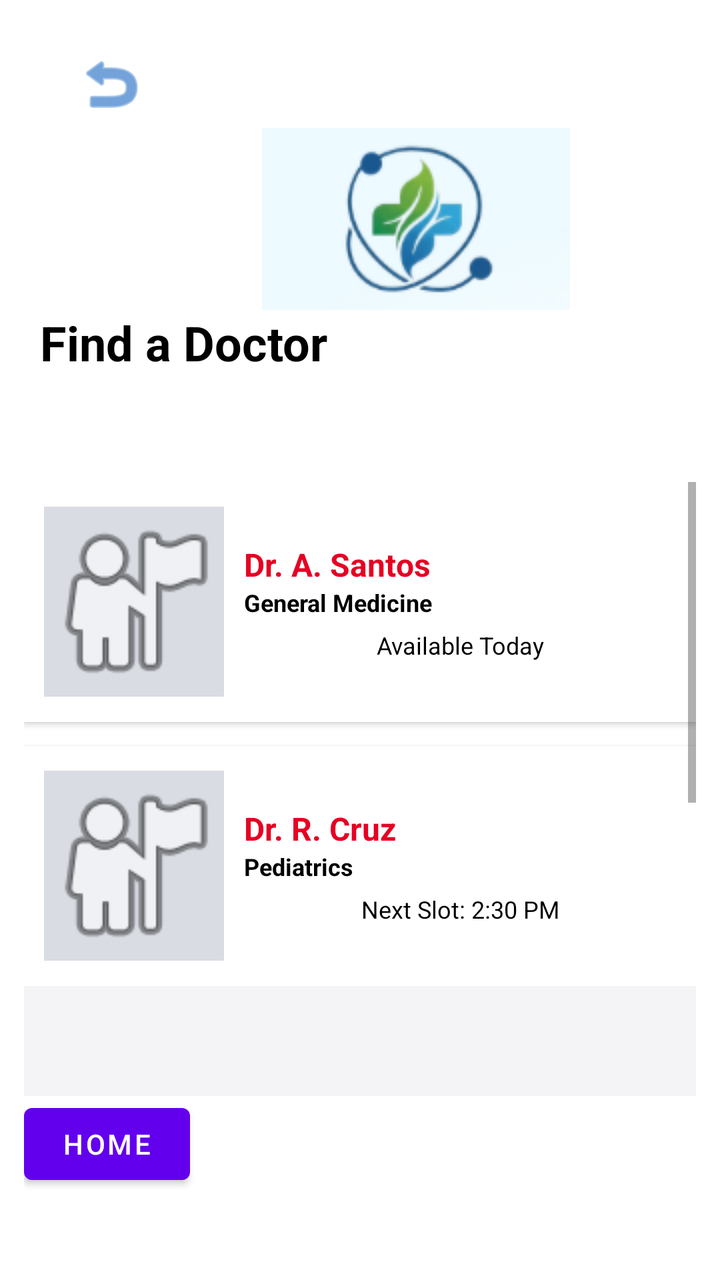
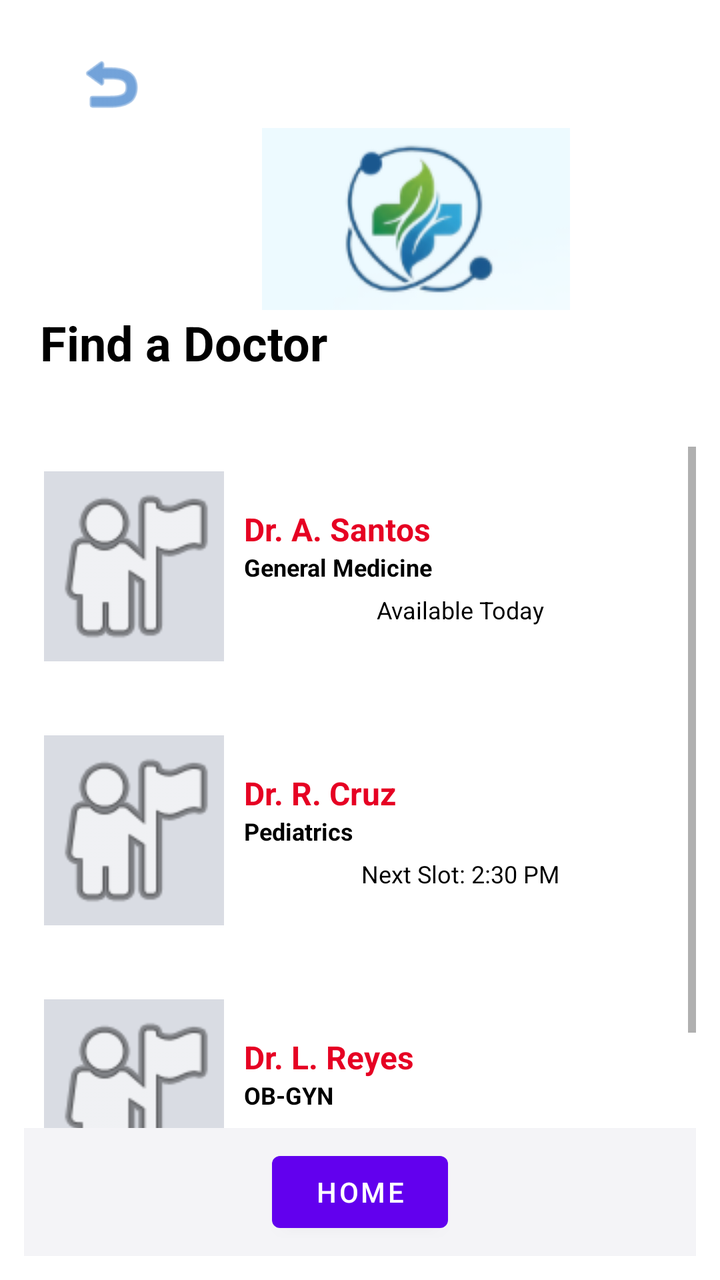

Two renders of the same Android screen: before a commit and after it. Below are the layout's source before the change and the commit's diff.
<!-- AndroidManifest.xml: application theme Theme.QueueLessHealth -->
<!-- res/layout/activity_main_4.xml -->
<?xml version="1.0" encoding="utf-8"?>
<LinearLayout xmlns:android="http://schemas.android.com/apk/res/android"
    xmlns:app="http://schemas.android.com/apk/res-auto"
    xmlns:tools="http://schemas.android.com/tools"
    android:layout_width="match_parent"
    android:layout_height="match_parent"
    android:background="#FFFFFF"
    android:orientation="vertical"
    android:padding="12dp">

    

    

    

    <LinearLayout
        android:layout_width="match_parent"
        android:layout_height="201dp"
        android:orientation="vertical"
        android:padding="8dp">

        <ImageView
            android:id="@+id/btnBack2"
            android:layout_width="71dp"
            android:layout_height="44dp"
            android:contentDescription="Back"
            android:padding="4dp"
            android:src="@android:drawable/ic_menu_revert"
            app:tint="#1565C0" />

        <ImageView
            android:id="@+id/imageView3"
            android:layout_width="376dp"
            android:layout_height="wrap_content"
            app:srcCompat="@drawable/screenshot_2026_10_12_133011" />

        <TextView
            android:layout_width="wrap_content"
            android:layout_height="wrap_content"
            android:text="Find a Doctor"
            android:textColor="#000000"
            android:textSize="24sp"
            android:textStyle="bold" />

    </LinearLayout>

    <HorizontalScrollView
        android:layout_width="match_parent"
        android:layout_height="wrap_content"
        android:layout_marginTop="12dp"
        android:layout_marginBottom="16dp"
        android:scrollbars="none">


    </HorizontalScrollView>

    

    

    <ScrollView
        android:layout_width="match_parent"
        android:layout_height="576dp"
        android:layout_weight="1"
        android:fillViewport="false">

        <LinearLayout
            android:layout_width="match_parent"
            android:layout_height="wrap_content"
            android:orientation="vertical">

            
            <LinearLayout
                android:layout_width="match_parent"
                android:layout_height="120dp"
                android:layout_marginBottom="12dp"
                android:background="#FFFFFF"
                android:elevation="2dp"
                android:gravity="center_vertical"
                android:orientation="horizontal"
                android:padding="10dp">

                <ImageView
                    android:layout_width="90dp"
                    android:layout_height="95dp"
                    android:background="#D9DCE3"
                    android:contentDescription="Doctor A Santos"
                    android:scaleType="centerCrop"
                    android:src="@android:drawable/ic_menu_myplaces" />

                <LinearLayout
                    android:layout_width="0dp"
                    android:layout_height="match_parent"
                    android:layout_weight="1"
                    android:gravity="center_vertical"
                    android:orientation="vertical"
                    android:paddingStart="10dp">

                    <TextView
                        android:layout_width="match_parent"
                        android:layout_height="wrap_content"
                        android:text="Dr. A. Santos"
                        android:textColor="#E60023"
                        android:textSize="16sp"
                        android:textStyle="bold" />

                    <TextView
                        android:layout_width="match_parent"
                        android:layout_height="wrap_content"
                        android:text="General Medicine"
                        android:textColor="#000000"
                        android:textSize="12sp"
                        android:textStyle="bold" />

                    <TextView
                        android:layout_width="match_parent"
                        android:layout_height="wrap_content"
                        android:layout_marginTop="5dp"
                        android:gravity="center"
                        android:text="Available Today"
                        android:textColor="#000000"
                        android:textSize="12sp" />


                </LinearLayout>
            </LinearLayout>

            
            <LinearLayout
                android:layout_width="match_parent"
                android:layout_height="120dp"
                android:layout_marginBottom="12dp"
                android:background="#FFFFFF"
                android:elevation="2dp"
                android:gravity="center_vertical"
                android:orientation="horizontal"
                android:padding="10dp">

                <ImageView
                    android:layout_width="90dp"
                    android:layout_height="95dp"
                    android:background="#D9DCE3"
                    android:contentDescription="Doctor R Cruz"
                    android:scaleType="centerCrop"
                    android:src="@android:drawable/ic_menu_myplaces" />

                <LinearLayout
                    android:layout_width="0dp"
                    android:layout_height="match_parent"
                    android:layout_weight="1"
                    android:gravity="center_vertical"
                    android:orientation="vertical"
                    android:paddingStart="10dp"
                    tools:ignore="ExtraText">

                    <TextView
                        android:layout_width="match_parent"
                        android:layout_height="wrap_content"
                        android:text="Dr. R. Cruz"
                        android:textColor="#E60023"
                        android:textSize="16sp"
                        android:textStyle="bold" />

                    <TextView
                        android:layout_width="match_parent"
                        android:layout_height="wrap_content"
                        android:text="Pediatrics"
                        android:textColor="#000000"
                        android:textSize="12sp"
                        android:textStyle="bold" />

                    <TextView
                        android:layout_width="match_parent"
                        android:layout_height="wrap_content"
                        android:layout_marginTop="5dp"
                        android:gravity="center"
                        android:text="Next Slot: 2:30 PM"
                        android:textColor="#000000"
                        android:textSize="12sp" /><![CDATA[

                    ]]>

                </LinearLayout>
            </LinearLayout>

            
            <LinearLayout
                android:layout_width="match_parent"
                android:layout_height="120dp"
                android:layout_marginBottom="12dp"
                android:background="#FFFFFF"
                android:elevation="2dp"
                android:gravity="center_vertical"
                android:orientation="horizontal"
                android:padding="10dp">

                <ImageView
                    android:layout_width="90dp"
                    android:layout_height="95dp"
                    android:background="#D9DCE3"
                    android:contentDescription="Doctor L Reyes"
                    android:scaleType="centerCrop"
                    android:src="@android:drawable/ic_menu_myplaces" />

                <LinearLayout
                    android:layout_width="0dp"
                    android:layout_height="match_parent"
                    android:layout_weight="1"
                    android:gravity="center_vertical"
                    android:orientation="vertical"
                    android:paddingStart="10dp">

                    <TextView
                        android:layout_width="match_parent"
                        android:layout_height="wrap_content"
                        android:text="Dr. L. Reyes"
                        android:textColor="#E60023"
                        android:textSize="16sp"
                        android:textStyle="bold" />

                    <TextView
                        android:layout_width="match_parent"
                        android:layout_height="wrap_content"
                        android:text="OB-GYN"
                        android:textColor="#000000"
                        android:textSize="12sp"
                        android:textStyle="bold" />

                    <TextView
                        android:layout_width="match_parent"
                        android:layout_height="wrap_content"
                        android:layout_marginTop="5dp"
                        android:gravity="center"
                        android:text="Available Today"
                        android:textColor="#000000"
                        android:textSize="12sp" />

                    }}>

                </LinearLayout>
            </LinearLayout>

        </LinearLayout>
    </ScrollView>

    <LinearLayout
        android:layout_width="match_parent"
        android:layout_height="55dp"
        android:background="#F4F4F7"
        android:gravity="center"
        android:orientation="vertical" />

    <Button
        android:id="@+id/button7"
        android:layout_width="83dp"
        android:layout_height="wrap_content"
        android:drawableTint="@color/black"
        android:text="HOME" />

    <ImageView
        android:id="@+id/imageView5"
        android:layout_width="716dp"
        android:layout_height="wrap_content"
        app:srcCompat="@android:drawable/ic_media_next" />

</LinearLayout>
<!-- resources referenced by this layout -->
<resources>
  <color name="black">#FF000000</color>
  <!-- drawable screenshot_2026_10_12_133011: png bitmap (drawable, 10260 bytes) -->
  <style name="Theme.QueueLessHealth" parent="Theme.MaterialComponents.DayNight.DarkActionBar">
          
          <item name="colorPrimary">@color/purple_500</item>
          <item name="colorPrimaryVariant">@color/purple_700</item>
          <item name="colorOnPrimary">@color/white</item>
          
          <item name="colorSecondary">@color/teal_200</item>
          <item name="colorSecondaryVariant">@color/teal_700</item>
          <item name="colorOnSecondary">@color/black</item>
          
          <item name="android:statusBarColor">?attr/colorPrimaryVariant</item>
          
      </style>
  <color name="purple_500">#FF6200EE</color>
  <color name="purple_700">#FF3700B3</color>
  <color name="white">#FFFFFFFF</color>
  <color name="teal_200">#FF03DAC5</color>
  <color name="teal_700">#FF018786</color>
</resources>

<!-- the commit's change to res/layout/activity_main_4.xml (unified diff, before → after) -->
@@ -9,14 +9,9 @@
     android:padding="12dp">
 
     
-
-    
-
-    
-
     <LinearLayout
         android:layout_width="match_parent"
-        android:layout_height="201dp"
+        android:layout_height="wrap_content"
         android:orientation="vertical"
         android:padding="8dp">
 
@@ -51,17 +46,12 @@
         android:layout_marginTop="12dp"
         android:layout_marginBottom="16dp"
         android:scrollbars="none">
-
-
     </HorizontalScrollView>
 
     
-
-    
-
     <ScrollView
         android:layout_width="match_parent"
-        android:layout_height="576dp"
+        android:layout_height="0dp"
         android:layout_weight="1"
         android:fillViewport="false">
 
@@ -72,11 +62,14 @@
 
             
             <LinearLayout
+                android:id="@+id/layoutDoctor1"
                 android:layout_width="match_parent"
                 android:layout_height="120dp"
                 android:layout_marginBottom="12dp"
-                android:background="#FFFFFF"
+                android:background="?android:attr/selectableItemBackground"
+                android:clickable="true"
                 android:elevation="2dp"
+                android:focusable="true"
                 android:gravity="center_vertical"
                 android:orientation="horizontal"
                 android:padding="10dp">
@@ -122,17 +115,19 @@
                         android:textColor="#000000"
                         android:textSize="12sp" />
 
-
                 </LinearLayout>
             </LinearLayout>
 
             
             <LinearLayout
+                android:id="@+id/layoutDoctor2"
                 android:layout_width="match_parent"
                 android:layout_height="120dp"
                 android:layout_marginBottom="12dp"
-                android:background="#FFFFFF"
+                android:background="?android:attr/selectableItemBackground"
+                android:clickable="true"
                 android:elevation="2dp"
+                android:focusable="true"
                 android:gravity="center_vertical"
                 android:orientation="horizontal"
                 android:padding="10dp">
@@ -151,8 +146,7 @@
                     android:layout_weight="1"
                     android:gravity="center_vertical"
                     android:orientation="vertical"
-                    android:paddingStart="10dp"
-                    tools:ignore="ExtraText">
+                    android:paddingStart="10dp">
 
                     <TextView
                         android:layout_width="match_parent"
@@ -177,20 +171,21 @@
                         android:gravity="center"
                         android:text="Next Slot: 2:30 PM"
                         android:textColor="#000000"
-                        android:textSize="12sp" /><![CDATA[
-
-                    ]]>
+                        android:textSize="12sp" />
 
                 </LinearLayout>
             </LinearLayout>
 
             
             <LinearLayout
+                android:id="@+id/layoutDoctor3"
                 android:layout_width="match_parent"
                 android:layout_height="120dp"
                 android:layout_marginBottom="12dp"
-                android:background="#FFFFFF"
+                android:background="?android:attr/selectableItemBackground"
+                android:clickable="true"
                 android:elevation="2dp"
+                android:focusable="true"
                 android:gravity="center_vertical"
                 android:orientation="horizontal"
                 android:padding="10dp">
@@ -236,32 +231,26 @@
                         android:textColor="#000000"
                         android:textSize="12sp" />
 
-                    }}>
-
                 </LinearLayout>
             </LinearLayout>
 
         </LinearLayout>
     </ScrollView>
 
+    
     <LinearLayout
         android:layout_width="match_parent"
-        android:layout_height="55dp"
+        android:layout_height="wrap_content"
         android:background="#F4F4F7"
         android:gravity="center"
-        android:orientation="vertical" />
-
-    <Button
-        android:id="@+id/button7"
-        android:layout_width="83dp"
-        android:layout_height="wrap_content"
-        android:drawableTint="@color/black"
-        android:text="HOME" />
-
-    <ImageView
-        android:id="@+id/imageView5"
-        android:layout_width="716dp"
-        android:layout_height="wrap_content"
-        app:srcCompat="@android:drawable/ic_media_next" />
+        android:orientation="vertical"
+        android:padding="8dp">
+
+        <Button
+            android:id="@+id/button7"
+            android:layout_width="wrap_content"
+            android:layout_height="wrap_content"
+            android:text="HOME" />
+    </LinearLayout>
 
 </LinearLayout>
